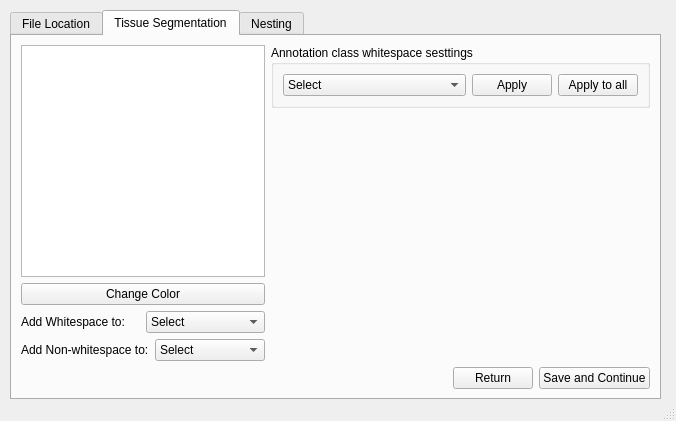
The window that CODA.ui (Kiemen-Lab/CODAvision) describes before a commit, drawn with Qt 5.
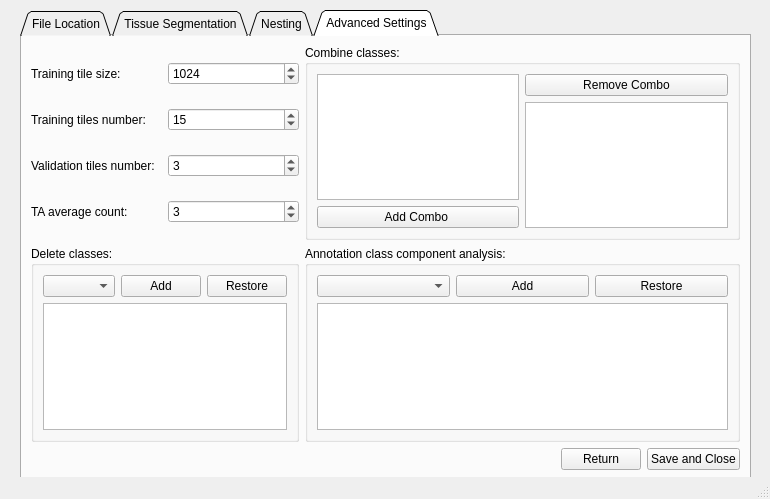
The same window after the commit.

What changed in the file:
```diff
--- a/CODA.ui
+++ b/CODA.ui
@@ -6,8 +6,8 @@
    <rect>
     <x>0</x>
     <y>0</y>
-    <width>676</width>
-    <height>421</height>
+    <width>770</width>
+    <height>499</height>
    </rect>
   </property>
   <property name="windowTitle">
@@ -17,17 +17,20 @@
    <widget class="QTabWidget" name="tabWidget">
     <property name="geometry">
      <rect>
-      <x>10</x>
+      <x>20</x>
       <y>10</y>
-      <width>651</width>
-      <height>390</height>
+      <width>731</width>
+      <height>471</height>
      </rect>
     </property>
     <property name="whatsThis">
      <string/>
     </property>
+    <property name="tabShape">
+     <enum>QTabWidget::TabShape::Triangular</enum>
+    </property>
     <property name="currentIndex">
-     <number>1</number>
+     <number>3</number>
     </property>
     <property name="movable">
      <bool>false</bool>
@@ -331,7 +334,7 @@
         <property name="sizeHint" stdset="0">
          <size>
           <width>20</width>
-          <height>240</height>
+          <height>327</height>
          </size>
         </property>
        </spacer>
@@ -373,59 +376,363 @@
      <attribute name="title">
       <string>Nesting</string>
      </attribute>
-     <widget class="QTableView" name="tableView">
-      <property name="geometry">
-       <rect>
-        <x>10</x>
-        <y>10</y>
-        <width>256</width>
-        <height>321</height>
-       </rect>
-      </property>
-     </widget>
-     <widget class="QWidget" name="layoutWidget">
-      <property name="geometry">
-       <rect>
-        <x>272</x>
-        <y>10</y>
-        <width>79</width>
-        <height>104</height>
-       </rect>
-      </property>
-      <layout class="QVBoxLayout" name="verticalLayout_4">
-       <item>
-        <layout class="QVBoxLayout" name="verticalLayout_3">
-         <item>
-          <widget class="QPushButton" name="pushButton_7">
-           <property name="text">
-            <string>Move up</string>
-           </property>
-          </widget>
+     <layout class="QGridLayout" name="gridLayout_5">
+      <item row="0" column="0" rowspan="2">
+       <widget class="QTableView" name="nesting_TW"/>
+      </item>
+      <item row="0" column="1">
+       <layout class="QVBoxLayout" name="verticalLayout_4">
+        <item>
+         <layout class="QVBoxLayout" name="verticalLayout_3">
+          <item>
+           <widget class="QPushButton" name="moveup_PB">
+            <property name="text">
+             <string>Move up</string>
+            </property>
+           </widget>
+          </item>
+          <item>
+           <widget class="QPushButton" name="Movedown_PB">
+            <property name="text">
+             <string>Move Down</string>
+            </property>
+           </widget>
+          </item>
+         </layout>
+        </item>
+        <item>
+         <spacer name="verticalSpacer_2">
+          <property name="orientation">
+           <enum>Qt::Orientation::Vertical</enum>
+          </property>
+          <property name="sizeHint" stdset="0">
+           <size>
+            <width>20</width>
+            <height>40</height>
+           </size>
+          </property>
+         </spacer>
+        </item>
+       </layout>
+      </item>
+      <item row="1" column="2">
+       <spacer name="horizontalSpacer_5">
+        <property name="orientation">
+         <enum>Qt::Orientation::Horizontal</enum>
+        </property>
+        <property name="sizeHint" stdset="0">
+         <size>
+          <width>305</width>
+          <height>20</height>
+         </size>
+        </property>
+       </spacer>
+      </item>
+      <item row="2" column="0" colspan="3">
+       <layout class="QHBoxLayout" name="horizontalLayout_10">
+        <item>
+         <spacer name="horizontalSpacer_4">
+          <property name="orientation">
+           <enum>Qt::Orientation::Horizontal</enum>
+          </property>
+          <property name="sizeHint" stdset="0">
+           <size>
+            <width>438</width>
+            <height>20</height>
+           </size>
+          </property>
+         </spacer>
+        </item>
+        <item>
+         <widget class="QPushButton" name="return_nesting_PB">
+          <property name="text">
+           <string>Return</string>
+          </property>
+         </widget>
+        </item>
+        <item>
+         <widget class="QPushButton" name="save_nesting_PB">
+          <property name="text">
+           <string>Save and Continue</string>
+          </property>
+         </widget>
+        </item>
+       </layout>
+      </item>
+     </layout>
+    </widget>
+    <widget class="QWidget" name="tab_4">
+     <attribute name="title">
+      <string>Advanced Settings</string>
+     </attribute>
+     <layout class="QGridLayout" name="gridLayout_9">
+      <item row="0" column="0">
+       <layout class="QVBoxLayout" name="verticalLayout_10">
+        <item>
+         <layout class="QHBoxLayout" name="horizontalLayout_11">
+          <item>
+           <widget class="QLabel" name="label_5">
+            <property name="text">
+             <string>Training tile size:</string>
+            </property>
+           </widget>
+          </item>
+          <item>
+           <widget class="QSpinBox" name="tts_SB">
+            <property name="minimum">
+             <number>1</number>
+            </property>
+            <property name="maximum">
+             <number>2048</number>
+            </property>
+            <property name="singleStep">
+             <number>1</number>
+            </property>
+            <property name="value">
+             <number>1024</number>
+            </property>
+            <property name="displayIntegerBase">
+             <number>10</number>
+            </property>
+           </widget>
+          </item>
+         </layout>
+        </item>
+        <item>
+         <layout class="QHBoxLayout" name="horizontalLayout_12">
+          <item>
+           <widget class="QLabel" name="label_10">
+            <property name="text">
+             <string>Training tiles number:</string>
+            </property>
+           </widget>
+          </item>
+          <item>
+           <widget class="QSpinBox" name="ttn_SB">
+            <property name="maximum">
+             <number>100</number>
+            </property>
+            <property name="singleStep">
+             <number>1</number>
+            </property>
+            <property name="value">
+             <number>15</number>
+            </property>
+           </widget>
+          </item>
+         </layout>
+        </item>
+        <item>
+         <layout class="QHBoxLayout" name="horizontalLayout_13">
+          <item>
+           <widget class="QLabel" name="label_11">
+            <property name="text">
+             <string>Validation tiles number:</string>
+            </property>
+           </widget>
+          </item>
+          <item>
+           <widget class="QSpinBox" name="vtn_SB">
+            <property name="maximum">
+             <number>100</number>
+            </property>
+            <property name="singleStep">
+             <number>1</number>
+            </property>
+            <property name="value">
+             <number>3</number>
+            </property>
+           </widget>
+          </item>
+         </layout>
+        </item>
+        <item>
+         <layout class="QHBoxLayout" name="horizontalLayout_14">
+          <item>
+           <widget class="QLabel" name="label_12">
+            <property name="text">
+             <string>TA average count:</string>
+            </property>
+           </widget>
+          </item>
+          <item>
+           <widget class="QSpinBox" name="TA_SB">
+            <property name="maximum">
+             <number>10</number>
+            </property>
+            <property name="singleStep">
+             <number>1</number>
+            </property>
+            <property name="value">
+             <number>3</number>
+            </property>
+            <property name="displayIntegerBase">
+             <number>15</number>
+            </property>
+           </widget>
+          </item>
+         </layout>
+        </item>
+       </layout>
+      </item>
+      <item row="0" column="1">
+       <widget class="QGroupBox" name="groupBox_4">
+        <property name="title">
+         <string>Combine classes:</string>
+        </property>
+        <layout class="QGridLayout" name="gridLayout_6">
+         <item row="0" column="0">
+          <layout class="QHBoxLayout" name="horizontalLayout_16">
+           <item>
+            <layout class="QVBoxLayout" name="verticalLayout_6">
+             <item>
+              <widget class="QTableWidget" name="Combine_TW_1">
+               <property name="alternatingRowColors">
+                <bool>true</bool>
+               </property>
+              </widget>
+             </item>
+             <item>
+              <widget class="QPushButton" name="addcombo_PB">
+               <property name="text">
+                <string>Add Combo </string>
+               </property>
+              </widget>
+             </item>
+            </layout>
+           </item>
+           <item>
+            <layout class="QVBoxLayout" name="verticalLayout_7">
+             <item>
+              <widget class="QPushButton" name="removecombo_PB">
+               <property name="text">
+                <string>Remove Combo</string>
+               </property>
+              </widget>
+             </item>
+             <item>
+              <widget class="QTableWidget" name="Combine_TW_2">
+               <property name="enabled">
+                <bool>true</bool>
+               </property>
+               <property name="alternatingRowColors">
+                <bool>true</bool>
+               </property>
+              </widget>
+             </item>
+            </layout>
+           </item>
+          </layout>
          </item>
-         <item>
-          <widget class="QPushButton" name="pushButton_9">
-           <property name="text">
-            <string>Move Down</string>
-           </property>
-          </widget>
+        </layout>
+       </widget>
+      </item>
+      <item row="1" column="0">
+       <widget class="QGroupBox" name="groupBox_2">
+        <property name="title">
+         <string>Delete classes:</string>
+        </property>
+        <layout class="QGridLayout" name="gridLayout_7">
+         <item row="0" column="0">
+          <layout class="QVBoxLayout" name="verticalLayout_8">
+           <item>
+            <layout class="QHBoxLayout" name="horizontalLayout_17">
+             <item>
+              <widget class="QComboBox" name="Delete_CB"/>
+             </item>
+             <item>
+              <widget class="QPushButton" name="Add_delete_PB">
+               <property name="text">
+                <string>Add</string>
+               </property>
+              </widget>
+             </item>
+             <item>
+              <widget class="QPushButton" name="Restore_delete_PB">
+               <property name="text">
+                <string>Restore</string>
+               </property>
+              </widget>
+             </item>
+            </layout>
+           </item>
+           <item>
+            <widget class="QTableWidget" name="delete_TW"/>
+           </item>
+          </layout>
          </item>
         </layout>
-       </item>
-       <item>
-        <spacer name="verticalSpacer_2">
-         <property name="orientation">
-          <enum>Qt::Orientation::Vertical</enum>
-         </property>
-         <property name="sizeHint" stdset="0">
-          <size>
-           <width>20</width>
-           <height>40</height>
-          </size>
-         </property>
-        </spacer>
-       </item>
-      </layout>
-     </widget>
+       </widget>
+      </item>
+      <item row="1" column="1">
+       <widget class="QGroupBox" name="groupBox_3">
+        <property name="title">
+         <string>Annotation class component analysis:</string>
+        </property>
+        <layout class="QGridLayout" name="gridLayout_8">
+         <item row="0" column="0">
+          <layout class="QVBoxLayout" name="verticalLayout_9">
+           <item>
+            <layout class="QHBoxLayout" name="horizontalLayout_18">
+             <item>
+              <widget class="QComboBox" name="component_CB"/>
+             </item>
+             <item>
+              <widget class="QPushButton" name="Add_component_PB">
+               <property name="text">
+                <string>Add</string>
+               </property>
+              </widget>
+             </item>
+             <item>
+              <widget class="QPushButton" name="Restore_component_PB">
+               <property name="text">
+                <string>Restore</string>
+               </property>
+              </widget>
+             </item>
+            </layout>
+           </item>
+           <item>
+            <widget class="QTableWidget" name="component_TW"/>
+           </item>
+          </layout>
+         </item>
+        </layout>
+       </widget>
+      </item>
+      <item row="2" column="0" colspan="2">
+       <layout class="QHBoxLayout" name="horizontalLayout_15">
+        <item>
+         <spacer name="horizontalSpacer_6">
+          <property name="orientation">
+           <enum>Qt::Orientation::Horizontal</enum>
+          </property>
+          <property name="sizeHint" stdset="0">
+           <size>
+            <width>438</width>
+            <height>20</height>
+           </size>
+          </property>
+         </spacer>
+        </item>
+        <item>
+         <widget class="QPushButton" name="return_ad_PB">
+          <property name="text">
+           <string>Return</string>
+          </property>
+         </widget>
+        </item>
+        <item>
+         <widget class="QPushButton" name="save_ad_PB">
+          <property name="text">
+           <string>Save and Close</string>
+          </property>
+         </widget>
+        </item>
+       </layout>
+      </item>
+     </layout>
     </widget>
    </widget>
   </widget>
```
Left out of the diff: 28 changed lines with no effect on the pictures.
